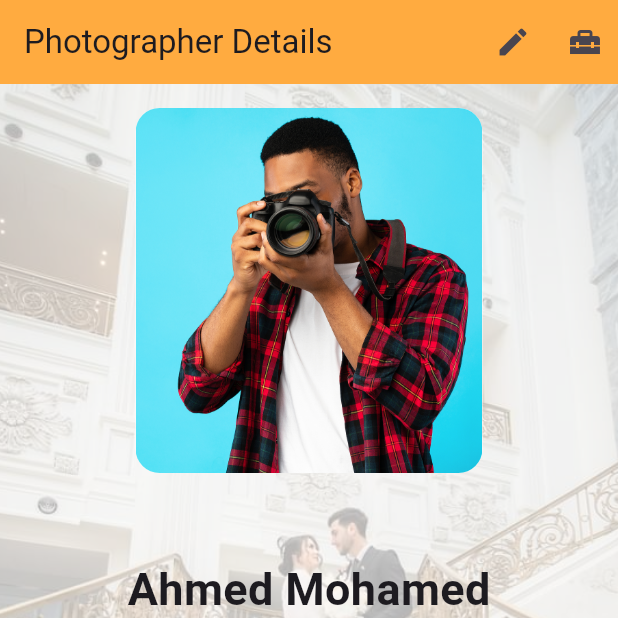
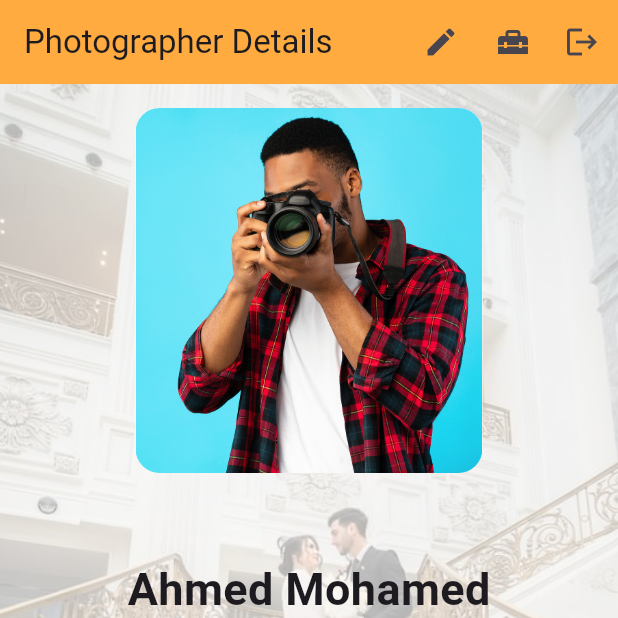
Before and after one commit to A7medabdelaty/Wedding-App, a Flutter app: the ProviderHomePage screen opened by its route, on a phone screen of 412 x 824 dp, the top half of it. Run offline on Flutter 3.47's test engine with Material 3 defaults, Android fonts, the phone set to English and light mode, and no system bars; our stand-ins replace awesome_dialog, chewie, cloud_firestore, equatable, firebase_auth, firebase_core and 8 more; accounts and stored records are empty.

Commit message:
add signuout

```diff
--- a/lib/features/home/presentation/views/provider_home/provider_home_page.dart
+++ b/lib/features/home/presentation/views/provider_home/provider_home_page.dart
@@ -1,5 +1,8 @@
+import 'package:firebase_auth/firebase_auth.dart';
 import 'package:flutter/material.dart';
+import 'package:go_router/go_router.dart';
 import 'package:wedding/core/common/custom_button.dart';
+import 'package:wedding/core/utils/app_router.dart';
 import 'package:wedding/features/home/presentation/views/provider_home/widgets/videos_list_view.dart';
 
 import '../user_home/widgets/images_list_view.dart';
@@ -12,17 +15,23 @@ class ProviderHomePage extends StatelessWidget {
   Widget build(BuildContext context) {
     return  Scaffold(
       appBar: AppBar(
+        automaticallyImplyLeading: false,
         backgroundColor: Colors.orangeAccent,
         title: const Text("Photographer Details"),
-        actions: const [
-          Padding(
+        actions:  [
+          const Padding(
             padding: EdgeInsets.symmetric(horizontal: 14.0),
             child: Icon(Icons.edit),
           ),
-          Padding(
+          const Padding(
             padding: EdgeInsets.symmetric(horizontal: 10.0),
             child: Icon(Icons.home_repair_service),
           ),
+
+          IconButton(onPressed: (){
+            FirebaseAuth.instance.signOut();
+            GoRouter.of(context).pushReplacement(AppRouter.KLoginPage);
+          }, icon: const Icon(Icons.logout )),
         ],
       ),
       backgroundColor: Colors.white.withOpacity(0.7),
--- a/lib/features/home/presentation/views/user_home/pages/user_home_page.dart
+++ b/lib/features/home/presentation/views/user_home/pages/user_home_page.dart
@@ -1,3 +1,4 @@
+import 'package:firebase_auth/firebase_auth.dart';
 import 'package:flutter/material.dart';
 import 'package:font_awesome_flutter/font_awesome_flutter.dart';
 import 'package:go_router/go_router.dart';
@@ -15,6 +16,7 @@ class UserHomePage extends StatelessWidget {
   Widget build(BuildContext context) {
     return  Scaffold(
       appBar: AppBar(
+        automaticallyImplyLeading: false,
         backgroundColor: Colors.orangeAccent,
         title:  const Text("Wedding" , style: TextStyle(
             fontSize: 40,
@@ -39,6 +41,10 @@ class UserHomePage extends StatelessWidget {
                 GoRouter.of(context).push(AppRouter.kContactUs);
             },
           ),
+          IconButton(onPressed: (){
+            FirebaseAuth.instance.signOut();
+            GoRouter.of(context).pushReplacement(AppRouter.KLoginPage);
+          }, icon: const Icon(Icons.logout, color: Colors.white,)),
         ],
       ),
       body: const Column(
```
